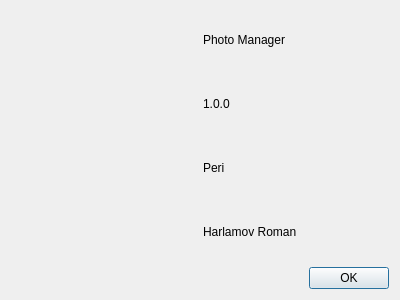
Before: the Qt Designer form PhotoManager/aboutwindow.ui in pphprj/periphotoproject, drawn with Qt 5.
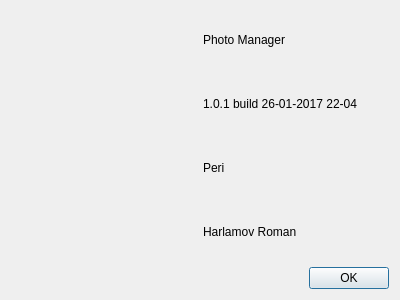
After: the same form once the commit is applied.

Commit message: addition change attrs while duplicate files were found addition build num close search params

```diff
--- a/PhotoManager/aboutwindow.ui
+++ b/PhotoManager/aboutwindow.ui
@@ -26,7 +26,7 @@
      <item row="1" column="1">
       <widget class="QLabel" name="labelVersion">
        <property name="text">
-        <string>1.0.0</string>
+        <string>1.0.1 build 26-01-2017 22-04</string>
        </property>
       </widget>
      </item>
```
The commit also changes 11 other files.
